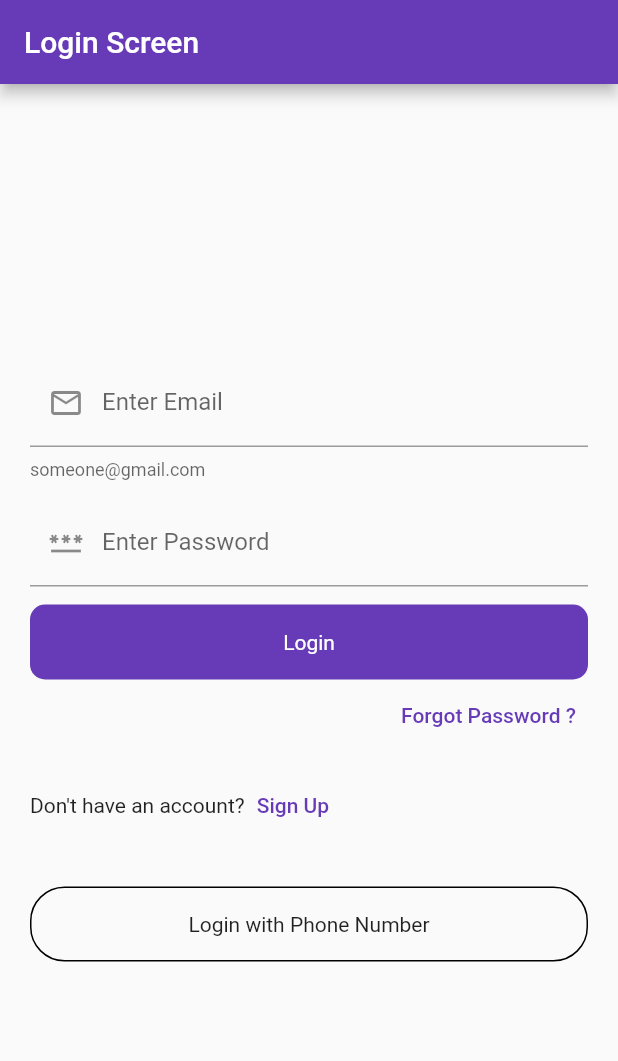
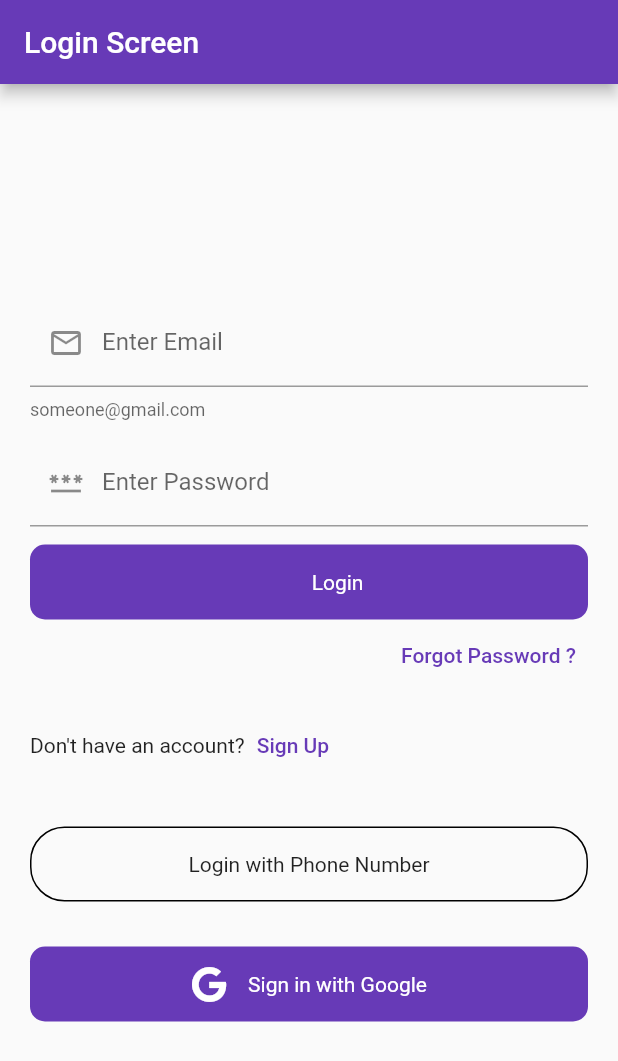
Before and after one commit to huzaifak08/Firebase-Advanced, a Flutter app: the screen it shows after launch, on a phone screen of 412 x 824 dp. Shown: the top 1061 px of the screen. Run offline on Flutter 3.47's test engine with Material 2 defaults, Android fonts, the phone set to English and light mode, and no system bars; our stand-ins replace cloud_firestore, file_picker, firebase_auth, firebase_core, firebase_database, firebase_storage and 4 more; accounts and stored records are empty.

Commit message:
Sign in with google and Round button icon added

```diff
--- a/lib/widgets/round_button.dart
+++ b/lib/widgets/round_button.dart
@@ -4,11 +4,13 @@ class RoundButton extends StatelessWidget {
   final String title;
   final VoidCallback onTap;
   final bool loading;
+  final IconData? icon;
   RoundButton({
     super.key,
     required this.title,
     required this.onTap,
     this.loading = false,
+    this.icon,
   });
 
   @override
@@ -26,9 +28,19 @@ class RoundButton extends StatelessWidget {
                   strokeWidth: 3,
                   color: Colors.white,
                 )
-              : Text(
-                  title,
-                  style: TextStyle(color: Colors.white),
+              : Row(
+                  mainAxisAlignment: MainAxisAlignment.center,
+                  children: [
+                    Icon(
+                      icon,
+                      color: Colors.white,
+                    ),
+                    SizedBox(width: 14),
+                    Text(
+                      title,
+                      style: TextStyle(color: Colors.white),
+                    ),
+                  ],
                 ),
         ),
       ),
--- a/pubspec.yaml
+++ b/pubspec.yaml
@@ -44,6 +44,8 @@ dependencies:
   image_picker: ^0.8.6
   firebase_storage: ^11.0.6
   file_picker: ^5.2.3
+  google_sign_in: ^5.4.2
+  font_awesome_flutter: ^10.2.1
 
 dev_dependencies:
   flutter_test:
```
Also changed, not shown: lib/UI/auth/login_screen.dart (+52 -1 lines), pubspec.lock.
